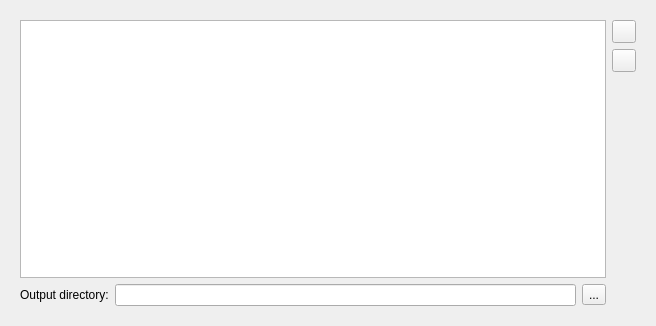
Qt form stats-wizard/statisticssetuppage.ui (commander15/NIC-Stats) before a commit.
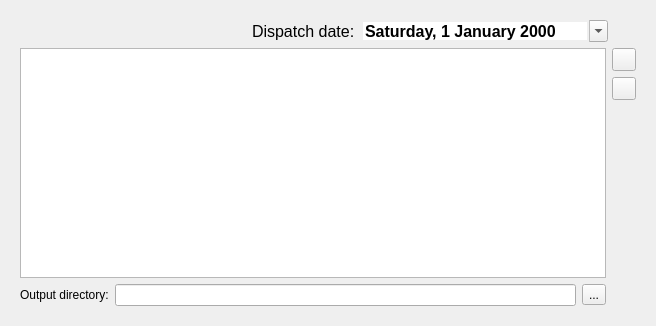
The same form after that commit. Icons and pictures are not drawn.

```diff
--- a/stats-wizard/statisticssetuppage.ui
+++ b/stats-wizard/statisticssetuppage.ui
@@ -16,22 +16,22 @@
   <layout class="QVBoxLayout" name="verticalLayout">
    <item>
     <widget class="QWidget" name="widget" native="true">
-     <layout class="QGridLayout" name="gridLayout" rowstretch="0,0,1,0">
-      <item row="0" column="1">
-       <widget class="QToolButton" name="addFileButton">
-        <property name="icon">
-         <iconset theme="QIcon::ThemeIcon::DocumentNew"/>
-        </property>
-       </widget>
-      </item>
-      <item row="1" column="1">
+     <layout class="QGridLayout" name="gridLayout" rowstretch="0,0,0,1,0">
+      <item row="2" column="1">
        <widget class="QToolButton" name="removeFileButton">
         <property name="icon">
          <iconset theme="QIcon::ThemeIcon::ListRemove"/>
         </property>
        </widget>
       </item>
-      <item row="3" column="0">
+      <item row="1" column="1">
+       <widget class="QToolButton" name="addFileButton">
+        <property name="icon">
+         <iconset theme="QIcon::ThemeIcon::DocumentNew"/>
+        </property>
+       </widget>
+      </item>
+      <item row="4" column="0">
        <layout class="QHBoxLayout" name="horizontalLayout">
         <item>
          <widget class="QLabel" name="label">
@@ -56,7 +56,7 @@
         </item>
        </layout>
       </item>
-      <item row="2" column="1" rowspan="2">
+      <item row="3" column="1" rowspan="2">
        <spacer name="verticalSpacer">
         <property name="orientation">
          <enum>Qt::Orientation::Vertical</enum>
@@ -69,9 +69,70 @@
         </property>
        </spacer>
       </item>
-      <item row="0" column="0" rowspan="3">
+      <item row="1" column="0" rowspan="3">
        <widget class="QListView" name="listView"/>
       </item>
+      <item row="0" column="0" colspan="2">
+       <layout class="QHBoxLayout" name="horizontalLayout_2" stretch="1,0,0,0">
+        <item>
+         <spacer name="horizontalSpacer">
+          <property name="orientation">
+           <enum>Qt::Orientation::Horizontal</enum>
+          </property>
+          <property name="sizeHint" stdset="0">
+           <size>
+            <width>40</width>
+            <height>20</height>
+           </size>
+          </property>
+         </spacer>
+        </item>
+        <item>
+         <widget class="QLabel" name="label_2">
+          <property name="font">
+           <font>
+            <pointsize>12</pointsize>
+           </font>
+          </property>
+          <property name="text">
+           <string>Dispatch date:</string>
+          </property>
+         </widget>
+        </item>
+        <item>
+         <widget class="QDateEdit" name="dateEdit">
+          <property name="font">
+           <font>
+            <pointsize>12</pointsize>
+            <bold>true</bold>
+           </font>
+          </property>
+          <property name="frame">
+           <bool>false</bool>
+          </property>
+          <property name="displayFormat">
+           <string>dddd, d MMMM yyyy</string>
+          </property>
+          <property name="calendarPopup">
+           <bool>true</bool>
+          </property>
+         </widget>
+        </item>
+        <item>
+         <spacer name="horizontalSpacer_2">
+          <property name="orientation">
+           <enum>Qt::Orientation::Horizontal</enum>
+          </property>
+          <property name="sizeHint" stdset="0">
+           <size>
+            <width>28</width>
+            <height>20</height>
+           </size>
+          </property>
+         </spacer>
+        </item>
+       </layout>
+      </item>
      </layout>
     </widget>
    </item>
```
